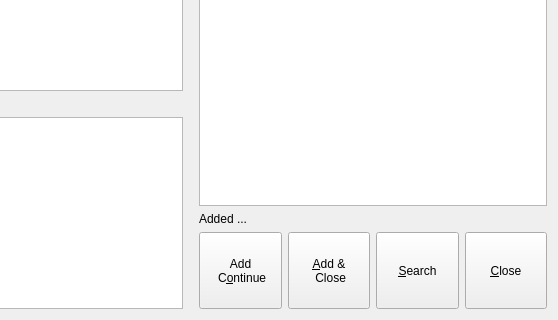
This is src/browseWidget.ui in thomaslundgaard/Pimp as Qt 5 draws it before an edit; both pictures show x 177 to 735 and y 209 to 529 of the 735 by 529 pixel window. The edited form follows.
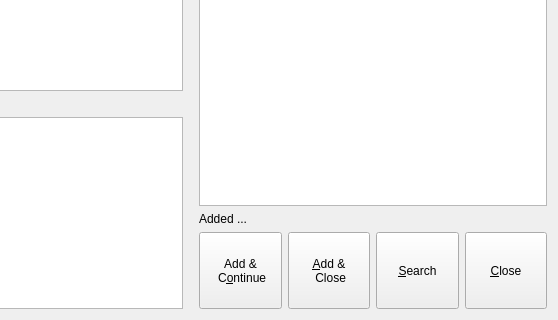
This is the edited form.

Commit message: stop playback on quit

Diff of the .ui file:
```diff
--- a/src/browseWidget.ui
+++ b/src/browseWidget.ui
@@ -159,7 +159,7 @@
           </sizepolicy>
          </property>
          <property name="text">
-          <string>Add &amp;
+          <string>Add &amp;&amp;
  C&amp;ontinue</string>
          </property>
         </widget>
```
The commit also changes 2 other files.
